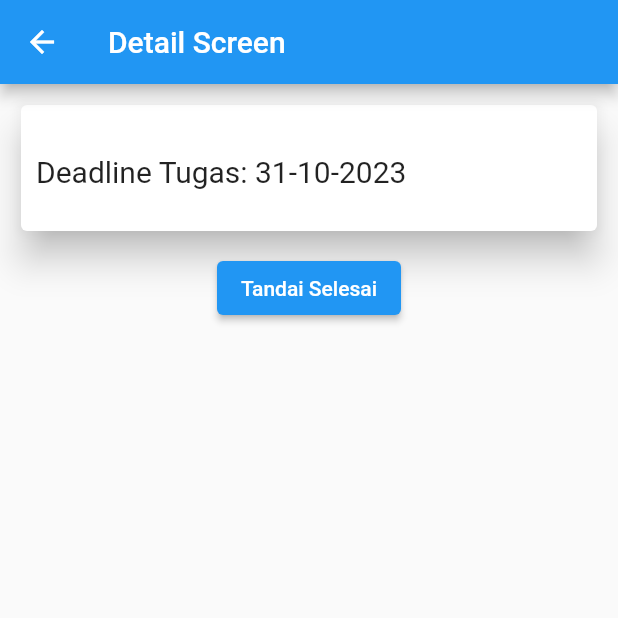
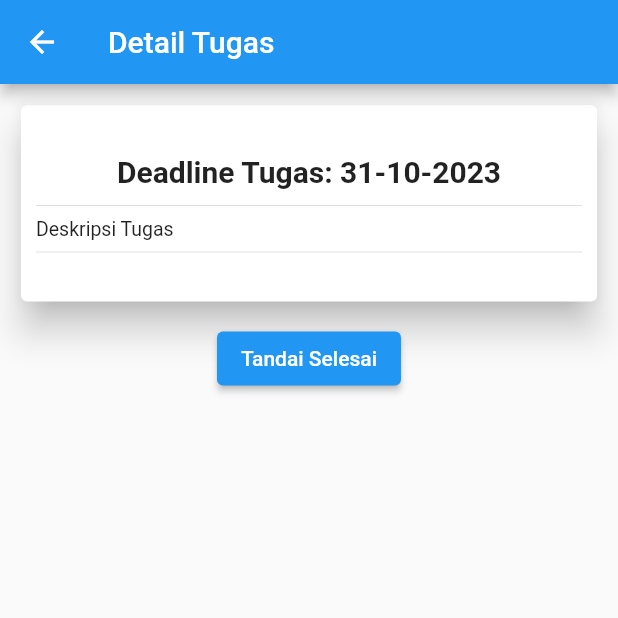
Before and after one commit to DwiWahyuu1204/mini_project, a Flutter app: the DetailTodoScreen screen opened directly with empty values, on a phone screen of 412 x 824 dp, the top half of it. Run offline on Flutter 3.47's test engine with Material 2 defaults, Android fonts, the phone set to English and light mode, and no system bars; our stand-ins replace dio, google_fonts, sqflite; accounts and stored records are empty; network calls fail.

Commit message:
revisi 1

```diff
--- a/lib/theme/myfont_style.dart
+++ b/lib/theme/myfont_style.dart
@@ -4,7 +4,7 @@ import 'package:google_fonts/google_fonts.dart';
 class MyFonstStyle {
   TextStyle fontHeader = GoogleFonts.roboto(
     fontSize: 20,
-    fontWeight: FontWeight.w400,
+    fontWeight: FontWeight.bold,
   );
 
   TextStyle fontAppbar = GoogleFonts.roboto(
--- a/lib/view/add_todo_screen.dart
+++ b/lib/view/add_todo_screen.dart
@@ -25,7 +25,7 @@ class _AddTodoState extends State<AddTodo> {
         Provider.of<TodoLokalProvider>(context, listen: false);
     return Scaffold(
       appBar: AppBar(
-        title: const Text('Add Todo'),
+        title: const Text('Add Tugas'),
       ),
       body: Column(
         children: [
--- a/lib/view/detail_todo_screen.dart
+++ b/lib/view/detail_todo_screen.dart
@@ -21,7 +21,7 @@ class _DetailTodoScreenState extends State<DetailTodoScreen> {
     var todoProvider = Provider.of<TodoProvider>(context);
     return Scaffold(
       appBar: AppBar(
-        title: const Text('Detail Screen'),
+        title: const Text('Detail Tugas'),
       ),
       body: Padding(
         padding: const EdgeInsets.all(10),
@@ -32,7 +32,6 @@ class _DetailTodoScreenState extends State<DetailTodoScreen> {
               child: Card(
                   elevation: 10,
                   child: Column(
-                    mainAxisAlignment: MainAxisAlignment.center,
                     crossAxisAlignment: CrossAxisAlignment.start,
                     children: [
                       Padding(
@@ -40,19 +39,35 @@ class _DetailTodoScreenState extends State<DetailTodoScreen> {
                         child: Column(
                           crossAxisAlignment: CrossAxisAlignment.start,
                           children: [
+                            Row(
+                              mainAxisAlignment: MainAxisAlignment.center,
+                              children: [
+                                Column(
+                                  crossAxisAlignment: CrossAxisAlignment.center,
+                                  children: [
                                     Text(
-                              '${widget.todoLokal.title}',
+                                      widget.todoLokal.title,
                                       style: MyFonstStyle().fontHeader,
                                     ),
                                     Text(
                                       'Deadline Tugas: ${DateFormat('dd-MM-yyyy').format(todoProvider.deadline)}',
                                       style: MyFonstStyle().fontHeader,
                                     ),
-                            SizedBox(
+                                  ],
+                                ),
+                              ],
+                            ),
+                            const SizedBox(
                               height: 3,
                             ),
+                            const Divider(),
                             Text(
-                              '${widget.todoLokal.description}',
+                              'Deskripsi Tugas',
+                              style: MyFonstStyle().fontDeskripsi,
+                            ),
+                            const Divider(),
+                            Text(
+                              widget.todoLokal.description,
                               style: MyFonstStyle().fontDeskripsi,
                             ),
                           ],
```
Also changed, not shown: lib/view-models/todos_lokal_provider.dart (+4 -4 lines), lib/view/edit_todo_screen.dart (+30 -9 lines). Lines whose indentation alone changed are shown as unchanged.
